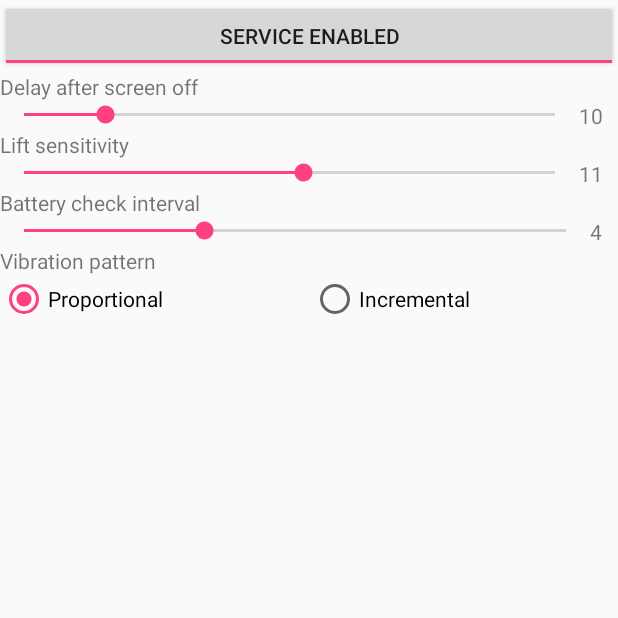
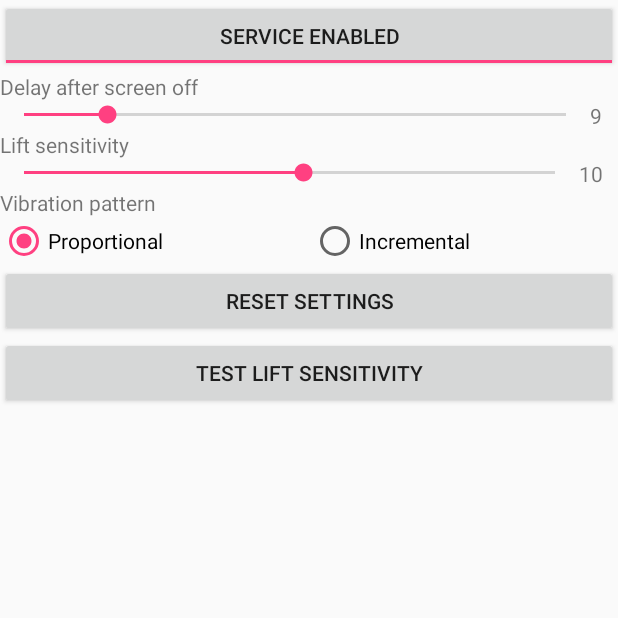
Before and after one commit to churchme/batterypulse, an Android app: the screen it shows after launch (BatteryActivity), after a tap on "SERVICE DISABLED", on a phone screen of 412 x 824 dp, the top half of it. Run offline under Robolectric (Android 15) with nearby library versions, the phone set to English and light mode, and no system bars.

Commit message:
Lots of cleanup, added lift graph for configuration testing

```diff
--- a/app/src/main/AndroidManifest.xml
+++ b/app/src/main/AndroidManifest.xml
@@ -15,7 +15,9 @@
         android:label="@string/app_name"
         android:supportsRtl="true"
         android:theme="@style/AppTheme">
-        <activity android:name=".BatteryActivity">
+        <activity
+            android:name=".BatteryActivity"
+            android:screenOrientation="portrait">
             <intent-filter>
                 <action android:name="android.intent.action.MAIN" />
 
@@ -26,7 +28,7 @@
         <service android:name=".BatteryService" />
 
         <receiver
-            android:name=".BatteryReceiver"
+            android:name=".TestReceiver"
             android:enabled="true"
             android:exported="true">
             <intent-filter>
--- a/app/src/main/java/com/squarefist/batterypulse/BatteryActivity.java
+++ b/app/src/main/java/com/squarefist/batterypulse/BatteryActivity.java
@@ -5,17 +5,17 @@ package com.squarefist.batterypulse;
  */
 
 import android.content.BroadcastReceiver;
-import android.content.ComponentName;
 import android.content.Context;
 import android.content.Intent;
 import android.content.IntentFilter;
-import android.content.ServiceConnection;
 import android.content.SharedPreferences;
 import android.os.Bundle;
-import android.os.IBinder;
 import android.view.View;
 import android.app.Activity;
 import android.util.Log;
+import android.view.ViewGroup;
+import android.widget.Button;
+import android.widget.LinearLayout;
 import android.widget.RadioButton;
 import android.widget.RadioGroup;
 import android.widget.SeekBar;
@@ -29,18 +29,23 @@ public class BatteryActivity extends Activity {
     String msg = "Android : ";
     public static final String PREFS_NAME = "BatteryPrefs";
 
-    private TextView txt_interval;
+    public static final int MAX_SENSE = 18;
+    public static final int MIN_SENSE = 10;
+
+    private LinearLayout layout;
     private TextView txt_delay;
     private TextView txt_sensitivity;
     private ToggleButton toggle_service;
+    private Button button_test;
     private RadioGroup radio_style;
+    private SeekBar seekbar_delay;
+    private SeekBar seekbar_sensitivity;
+    private TestReceiver bReceiver;
+    private GraphView graph_lift;
 
     /** Called when the activity is first created. */
     @Override
     public void onCreate(Bundle savedInstanceState) {
-        SeekBar seekbar_battery;
-        SeekBar seekbar_delay;
-        SeekBar seekbar_sensitivity;
 
         super.onCreate(savedInstanceState);
         Log.d(msg, "The onCreate() event");
@@ -51,42 +56,29 @@ public class BatteryActivity extends Activity {
         // REGISTER RECEIVER THAT HANDLES SCREEN ON AND SCREEN OFF LOGIC
         IntentFilter filter = new IntentFilter(Intent.ACTION_SCREEN_ON);
         filter.addAction(Intent.ACTION_SCREEN_OFF);
-        BroadcastReceiver mReceiver = new ScreenReceiver();
-        registerReceiver(mReceiver, filter);
+        BroadcastReceiver sReceiver = new ScreenReceiver();
+        registerReceiver(sReceiver, filter);
 
-        txt_interval = (TextView)findViewById(R.id.textInterval);
-        txt_delay = (TextView)findViewById(R.id.textDelay);
-        txt_sensitivity = (TextView)findViewById(R.id.textSensitivity);
-        seekbar_delay = (SeekBar) findViewById(R.id.seekbarDelay);
-        seekbar_battery = (SeekBar) findViewById(R.id.seekbarInterval);
-        seekbar_sensitivity = (SeekBar) findViewById(R.id.seekbarSensitivity);
-        toggle_service = (ToggleButton) findViewById(R.id.toggleService);
-        radio_style = (RadioGroup) findViewById(R.id.radioGroupStyle);
+        layout = findViewById(R.id.linearLayout);
+        txt_delay = findViewById(R.id.textDelay);
+        txt_sensitivity = findViewById(R.id.textSensitivity);
+        seekbar_delay = findViewById(R.id.seekbarDelay);
+        seekbar_sensitivity = findViewById(R.id.seekbarSensitivity);
+        toggle_service = findViewById(R.id.toggleService);
+        radio_style = findViewById(R.id.radioGroupStyle);
+        button_test = findViewById(R.id.buttonTestLift);
 
-        //TODO Add reset button
         seekbar_delay.setProgress((settings.getInt("screen_off_delay", 9)));
-        seekbar_battery.setProgress((settings.getInt("battery_check_interval", 3)));
         seekbar_sensitivity.setProgress(settings.getInt("accel_sensitivity", 10));
-        txt_delay.setText(String.valueOf(settings.getInt("screen_off_delay", 10)));
-        txt_interval.setText(String.valueOf(settings.getInt("battery_check_interval", 4)));
-        txt_sensitivity.setText(String.valueOf(settings.getInt("accel_sensitivity", 11)));
+        txt_delay.setText(String.valueOf(seekbar_delay.getProgress()));
+        txt_sensitivity.setText(String.valueOf(seekbar_sensitivity.getProgress()));
         toggle_service.setChecked(settings.getBoolean("is_enabled", false));
         ((RadioButton)radio_style.getChildAt(settings.getInt("buzz_style", 0))).setChecked(true);
 
-        seekbar_battery.setOnSeekBarChangeListener(new SeekBar.OnSeekBarChangeListener() {
-            @Override
-            public void onStopTrackingTouch(SeekBar seekBar) {
-                saveSettings();
-            }
-            @Override
-            public void onStartTrackingTouch(SeekBar seekBar) {
-                // Do nothing
-            }
-            @Override
-            public void onProgressChanged(SeekBar seekBar, int progress, boolean fromUser) {
-                txt_interval.setText(String.valueOf(++progress));
-            }
-        });
+        graph_lift = new GraphView(this, seekbar_sensitivity.getProgress());
+        graph_lift.setLayoutParams(new ViewGroup.LayoutParams(ViewGroup.LayoutParams.MATCH_PARENT,
+                ViewGroup.LayoutParams.MATCH_PARENT));
+        layout.addView(graph_lift);
 
         seekbar_delay.setOnSeekBarChangeListener(new SeekBar.OnSeekBarChangeListener() {
             @Override
@@ -114,7 +106,8 @@ public class BatteryActivity extends Activity {
             }
             @Override
             public void onProgressChanged(SeekBar seekBar, int progress, boolean fromUser) {
-                txt_sensitivity.setText(String.valueOf(++progress));
+                txt_sensitivity.setText(String.valueOf(scaleSensitivity(++progress)));
+                graph_lift.updateSensPath(scaleSensitivity(progress));
             }
         });
 
@@ -124,16 +117,11 @@ public class BatteryActivity extends Activity {
                 saveSettings();
             }
         });
+    }
 
-
-        /* For getting the accel readings to the text view */
-        //IntentFilter filter1 = new IntentFilter(BatteryReceiver.SENSOR_RESP);
-        //filter1.addCategory(Intent.CATEGORY_DEFAULT);
-
-        //mReceiver = new BatteryReceiver();
-        //registerReceiver(mReceiver, filter1);
-        //mReceiver.setTextView(txt_sensor);
-
+    private int scaleSensitivity(int input) {
+        int scaled = (((MAX_SENSE - MIN_SENSE) * (input)) / (20)) + MIN_SENSE;
+        return scaled;
     }
 
     @Override
@@ -146,12 +134,10 @@ public class BatteryActivity extends Activity {
         SharedPreferences settings = getSharedPreferences(PREFS_NAME, 0);
         SharedPreferences.Editor editor = settings.edit();
 
-        editor.putInt("screen_off_delay", Integer.parseInt(txt_delay.getText().toString()));
-        Log.d(msg, "Screen off Delay: " + Integer.parseInt(txt_delay.getText().toString()));
-        editor.putInt("accel_sensitivity", Integer.parseInt(txt_sensitivity.getText().toString()));
-        Log.d(msg, "Accel Sensitivity: " + Integer.parseInt(txt_sensitivity.getText().toString()));
-        editor.putInt("battery_check_interval", Integer.parseInt(txt_interval.getText().toString()));
-        Log.d(msg, "Battery Check interval: " + Integer.parseInt(txt_interval.getText().toString()));
+        editor.putInt("screen_off_delay", seekbar_delay.getProgress());
+        Log.d(msg, "Screen off Delay: " + seekbar_delay.getProgress());
+        editor.putInt("accel_sensitivity", scaleSensitivity(seekbar_sensitivity.getProgress() + 1));
+        Log.d(msg, "Accel Sensitivity: " + scaleSensitivity(seekbar_sensitivity.getProgress() + 1));
         editor.putBoolean("is_enabled", toggle_service.isChecked());
         Log.d(msg, "Is enabled: " + toggle_service.isChecked());
         editor.putInt("buzz_style", radio_style.indexOfChild(findViewById(radio_style.getCheckedRadioButtonId())));
@@ -161,27 +147,29 @@ public class BatteryActivity extends Activity {
         editor.apply();
     }
 
-    public void toggleService(View view) {
+    public void enableService(View view) {
         saveSettings();
     }
 
-    public void setToggleButton(boolean bool) {
-        toggle_service.setChecked(bool);
+    public void resetSettings(View view) {
+        seekbar_delay.setProgress(9);
+        seekbar_sensitivity.setProgress(9);
+        toggle_service.setChecked(false);
+        ((RadioButton)radio_style.getChildAt(0)).setChecked(true);
+
+        saveSettings();
     }
 
-    /** Defines callbacks for service binding, passed to bindService() */
-    private ServiceConnection mConnection = new ServiceConnection() {
+    public void testSettings(View view) {
+        graph_lift.resetPaths();
 
-        @Override
-        public void onServiceConnected(ComponentName className, IBinder service) {
-            // We've bound to BatteryService, cast the IBinder and get BatteryService instance
-            BatteryService.LocalBinder binder = (BatteryService.LocalBinder) service;
-            mService = binder.getService();
-        }
+        /* For getting the accel readings to the text view */
+        IntentFilter filter1 = new IntentFilter(TestReceiver.SENSOR_RESP);
+        filter1.addCategory(Intent.CATEGORY_DEFAULT);
+        bReceiver = new TestReceiver();
+        registerReceiver(bReceiver, filter1);
 
-        @Override
-        public void onServiceDisconnected(ComponentName arg0) {
-
-        }
-    };
+        bReceiver.setGraphView(graph_lift);
+        startService(new Intent(context, BatteryService.class));
+    }
 }
--- /dev/null
+++ b/app/src/main/java/com/squarefist/batterypulse/GraphView.java
@@ -0,0 +1,89 @@
+package com.squarefist.batterypulse;
+
+import android.content.Context;
+import android.graphics.Canvas;
+import android.graphics.Color;
+import android.graphics.Paint;
+import android.graphics.Path;
+import android.view.View;
+
+import java.util.ArrayList;
+import java.util.List;
+
+public class GraphView extends View {
+    String msg = "GraphView : ";
+
+    private Paint testPaint;
+    private Paint sensPaint;
+    private Path testPath;
+    private Path sensPath;
+
+    static class Pt {
+        float x, y;
+        Pt(float _x, float _y){
+            x = _x;
+            y = _y;
+        }
+    }
+
+    List<Pt> myPath2 = new ArrayList<>();
+
+    public GraphView(Context context, int sensitivityLine) {
+        super(context);
+
+        testPaint = new Paint();
+        sensPaint = new Paint();
+        testPaint.setColor(Color.GREEN);
+        sensPaint.setColor(Color.BLACK);
+        testPaint.setStrokeWidth(3);
+        sensPaint.setStrokeWidth(3);
+        testPaint.setStyle(Paint.Style.STROKE);
+        sensPaint.setStyle(Paint.Style.STROKE);
+        testPath = new Path();
+        sensPath = new Path();
+
+        updateSensPath(sensitivityLine);
+    }
+
+    private int scaleWidth(int sample, int width) {
+        int scaled = ((width) * (sample - TestReceiver.MIN_SAMPLES)) / (TestReceiver.MAX_SAMPLES - TestReceiver.MIN_SAMPLES);
+        return scaled;
+    }
+
+    private int scaleHeight(float reading, int height) {
+        float scaled = ((height) * (reading - TestReceiver.MIN_ACCEL)) / (TestReceiver.MAX_ACCEL - TestReceiver.MIN_ACCEL);
+        return (int)scaled;
+    }
+
+    public void resetPaths() {
+        testPath.reset();
+        myPath2.clear();
+    }
+
+    public void addPathPoint(int x, float y) {
+        Pt newPoint = new Pt(scaleWidth(x, this.getWidth()), this.getHeight() - scaleHeight(y, this.getHeight()));
+        myPath2.add(newPoint);
+        this.invalidate();
+    }
+
+    public void updateSensPath(int sensitivityLine) {
+        sensPath.reset();
+        sensPath.moveTo(0, this.getHeight() - scaleHeight(sensitivityLine, this.getHeight()));
+        sensPath.lineTo(this.getWidth(), this.getHeight() - scaleHeight(sensitivityLine, this.getHeight()));
+        this.invalidate();
+    }
+
+    @Override
+    protected void onDraw(Canvas canvas) {
+        super.onDraw(canvas);
+
+        testPath.moveTo(0, scaleHeight(9, this.getHeight()));
+
+        for (int i = 0; i < myPath2.size(); i++) {
+            testPath.lineTo(myPath2.get(i).x, myPath2.get(i).y);
+        }
+
+        canvas.drawPath(testPath, testPaint);
+        canvas.drawPath(sensPath, sensPaint);
+    }
+}
--- a/app/src/main/res/layout/main.xml
+++ b/app/src/main/res/layout/main.xml
@@ -1,5 +1,6 @@
 <LinearLayout xmlns:android="http://schemas.android.com/apk/res/android"
     xmlns:tools="http://schemas.android.com/tools"
+    android:id="@+id/linearLayout"
     android:layout_width="match_parent"
     android:layout_height="match_parent"
     android:orientation="vertical"
@@ -9,9 +10,9 @@
         android:id="@+id/toggleService"
         android:layout_width="match_parent"
         android:layout_height="wrap_content"
-        android:onClick="toggleService"
-        android:textOff="Service Disabled"
-        android:textOn="Service Enabled" />
+        android:onClick="enableService"
+        android:textOff="@string/disabled"
+        android:textOn="@string/enabled" />
 
     <TextView
         android:id="@+id/labelDelay"
@@ -57,35 +58,10 @@
             android:layout_width="0dp"
             android:layout_height="wrap_content"
             android:max="19"
-            android:progress="3"
+            android:progress="9"
             android:layout_weight="0.975"/>
         <TextView
             android:id="@+id/textSensitivity"
-            android:layout_width="wrap_content"
-            android:layout_height="wrap_content"
-            android:text=""
-            android:layout_weight="0.025"/>
-    </LinearLayout>
-
-    <TextView
-        android:id="@+id/labelInterval"
-        android:layout_width="wrap_content"
-        android:layout_height="wrap_content"
-        android:text="@string/batt_check_interval" />
-
-    <LinearLayout
-        android:layout_width="match_parent"
-        android:layout_height="wrap_content">
-        <SeekBar
-            android:id="@+id/seekbarInterval"
-            style="@style/Widget.AppCompat.SeekBar.Discrete"
-            android:layout_width="0dp"
-            android:layout_height="wrap_content"
-            android:max="9"
-            android:progress="3"
-            android:layout_weight="0.975"/>
-        <TextView
-            android:id="@+id/textInterval"
             android:layout_width="wrap_content"
             android:layout_height="wrap_content"
             android:text=""
@@ -104,7 +80,7 @@
 
         <RadioGroup
             android:id="@+id/radioGroupStyle"
-            android:layout_width="match_parent"
+            android:layout_width="0dp"
             android:layout_height="match_parent"
             android:layout_weight="1"
             android:orientation="horizontal">
@@ -126,4 +102,18 @@
 
     </LinearLayout>
 
+    <Button
+        android:id="@+id/buttonResetSettings"
+        android:layout_width="match_parent"
+        android:layout_height="wrap_content"
+        android:onClick="resetSettings"
+        android:text="@string/reset" />
+
+    <Button
+        android:id="@+id/buttonTestLift"
+        android:layout_width="match_parent"
+        android:layout_height="wrap_content"
+        android:onClick="testSettings"
+        android:text="@string/test" />
+
 </LinearLayout>
--- a/app/src/main/res/values/strings.xml
+++ b/app/src/main/res/values/strings.xml
@@ -11,6 +11,9 @@
     <string name="buzz_pattern">Vibration pattern</string>
     <string name="pattern1">Proportional</string>
     <string name="pattern2">Incremental</string>
+    <string name="reset">Reset Settings</string>
+    <string name="enabled">Service Enabled</string>
+    <string name="disabled">Service Disabled</string>
 
     <!-- Example General settings -->
     <string name="pref_header_general">General</string>
@@ -81,4 +84,5 @@
     <string name="pref_ringtone_silent">Silent</string>
 
     <string name="pref_title_vibrate">Vibrate</string>
+    <string name="test">Test Lift Sensitivity</string>
 </resources>
```
Also changed, not shown: app/build.gradle (+8 -8 lines), app/src/main/java/com/squarefist/batterypulse/BatteryReceiver.java (deleted, +0 -26 lines), app/src/main/java/com/squarefist/batterypulse/BatteryService.java (+28 -29 lines), app/src/main/java/com/squarefist/batterypulse/TestReceiver.java (added, +38 -0 lines).
